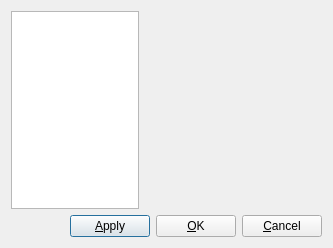
freeswitch/freeswitch-contrib, file jmesquita/fsgui/src/interfaces/settingsdialog.ui: the form before one commit.
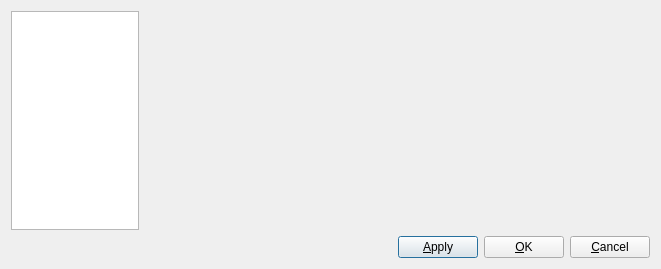
The form after the commit. Icons and pictures are not drawn.

Patch:
```diff
--- a/jmesquita/fsgui/src/interfaces/settingsdialog.ui
+++ b/jmesquita/fsgui/src/interfaces/settingsdialog.ui
@@ -6,8 +6,8 @@
    <rect>
     <x>0</x>
     <y>0</y>
-    <width>333</width>
-    <height>248</height>
+    <width>661</width>
+    <height>269</height>
    </rect>
   </property>
   <property name="windowTitle">
```
Left out of the diff: 6 changed lines with no effect on the pictures.
